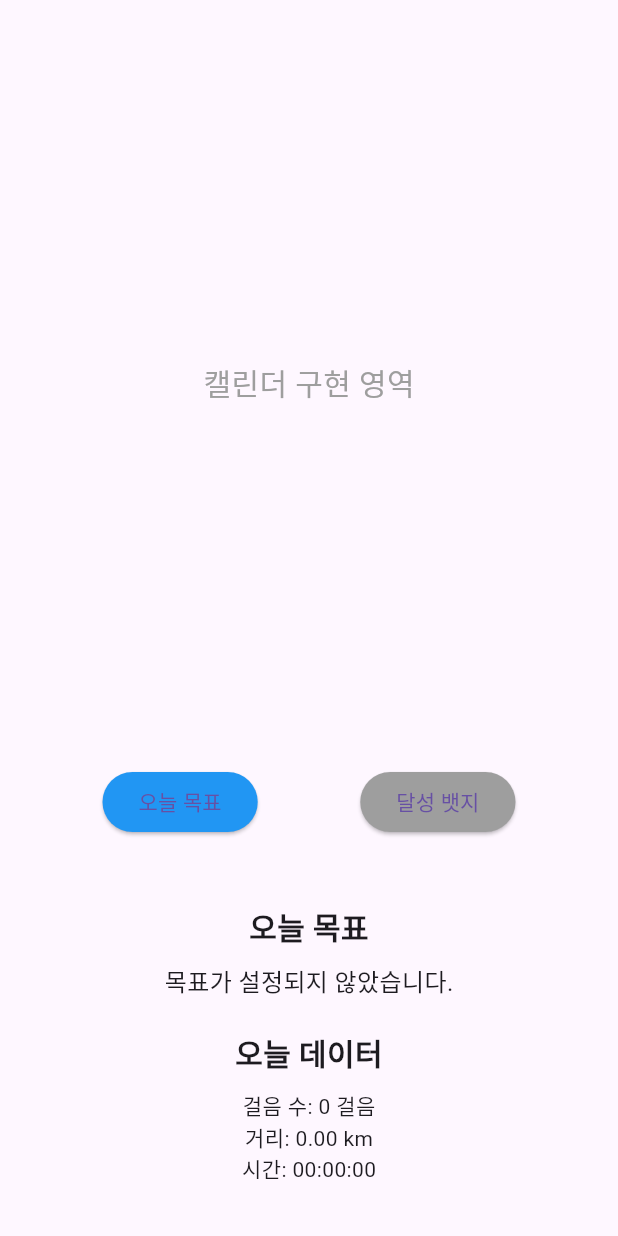
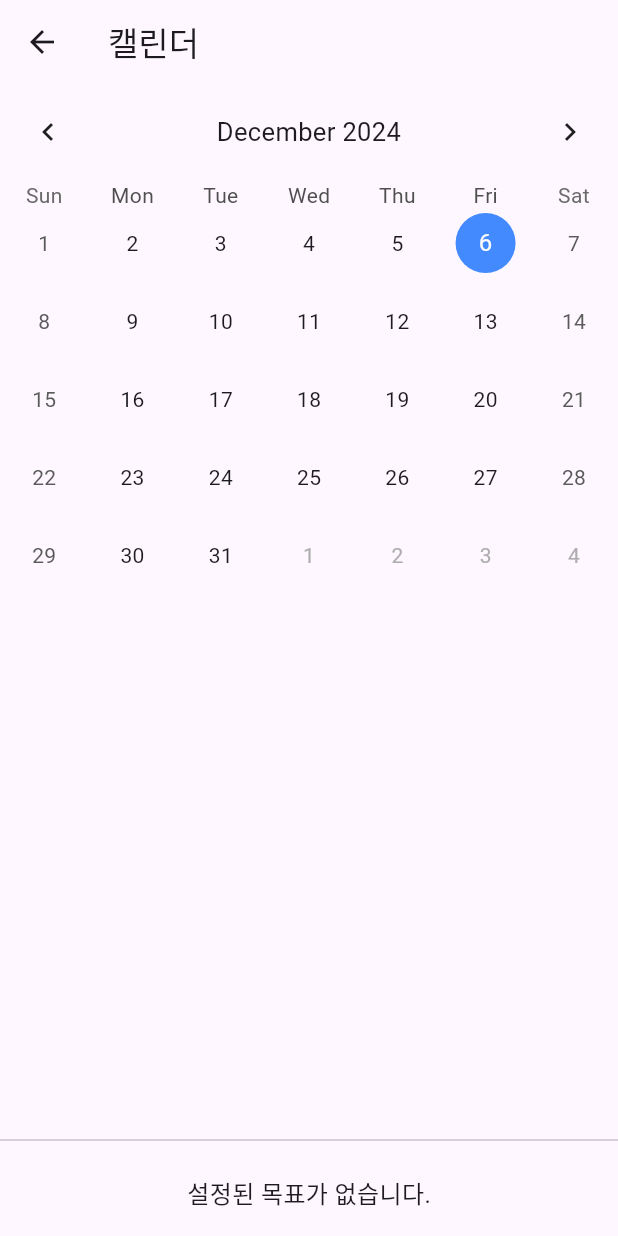
Before and after one commit to janghjun/smu_final_flutter, a Flutter app: the CalendarScreen screen opened directly, on a phone screen of 412 x 824 dp. Run offline on Flutter 3.47's test engine with Material 3 defaults, Android fonts, the phone set to English and light mode, and no system bars; drawn by our look-alikes of table_calendar; our stand-ins replace font_awesome_flutter, geolocator, google_maps_flutter, image_picker, pedometer.

Commit message:
12.5 캘린더 수정

```diff
--- a/lib/screen/calendar_screen.dart
+++ b/lib/screen/calendar_screen.dart
@@ -1,7 +1,8 @@
 import 'package:flutter/material.dart';
+import 'package:table_calendar/table_calendar.dart';
 
 class CalendarScreen extends StatefulWidget {
-  final Map<DateTime, String> runningGoals;
+  final Map<DateTime, List<String>> runningGoals;
   final Function(DateTime, String) onGoalSet;
 
   const CalendarScreen({
@@ -11,140 +12,107 @@ class CalendarScreen extends StatefulWidget {
   }) : super(key: key);
 
   @override
-  State<CalendarScreen> createState() => _CalendarScreenState();
+  _CalendarScreenState createState() => _CalendarScreenState();
 }
 
 class _CalendarScreenState extends State<CalendarScreen> {
-  bool _showTodayGoal = true;
+  DateTime _focusedDay = DateTime.now();
+  DateTime? _selectedDay;
+  final TextEditingController _goalController = TextEditingController();
 
-  // 홈 화면에서 전달받은 데이터
-  final Map<String, dynamic> _todayData = {
-    "steps": 0,
-    "distance": 0.0,
-    "time": "00:00:00",
-  };
+  @override
+  void dispose() {
+    _goalController.dispose();
+    super.dispose();
+  }
 
-  // 뱃지 데이터 예시
-  final List<String> _achievedBadges = ["10,000 Steps Badge", "5km Badge"];
-  final List<String> _inProgressBadges = ["20,000 Steps Badge", "10km Badge"];
-  final List<String> _inactiveBadges = ["Marathon Badge"];
-
-  // 오늘 목표 및 뱃지 화면 전환
-  void _toggleView(bool showTodayGoal) {
-    setState(() {
-      _showTodayGoal = showTodayGoal;
-    });
+  void _setRunningGoal(DateTime date) {
+    showDialog(
+      context: context,
+      builder: (context) => AlertDialog(
+        title: const Text('러닝 목표 설정'),
+        content: TextField(
+          controller: _goalController,
+          decoration: const InputDecoration(hintText: '러닝 목표를 입력하세요'),
+        ),
+        actions: [
+          TextButton(
+            onPressed: () => Navigator.pop(context),
+            child: const Text('취소'),
+          ),
+          TextButton(
+            onPressed: () {
+              if (_goalController.text.isNotEmpty) {
+                widget.onGoalSet(date, _goalController.text);
+                _goalController.clear();
+                Navigator.pop(context);
+              }
+            },
+            child: const Text('저장'),
+          ),
+        ],
+      ),
+    );
   }
 
   @override
   Widget build(BuildContext context) {
-    final today = DateTime.now();
-    final todayGoal = widget.runningGoals[today] ?? "목표가 설정되지 않았습니다.";
-
-    return Column(
-      children: [
-        // 캘린더와 하단 버튼 영역
-        Expanded(
-          flex: 4,
-          child: Center(
-            child: Text(
-              "캘린더 구현 영역",
-              style: TextStyle(fontSize: 20, color: Colors.grey),
+    return Scaffold(
+      appBar: AppBar(
+        title: const Text('캘린더'),
+      ),
+      body: Column(
+        children: [
+          Expanded(
+            child: TableCalendar(
+              firstDay: DateTime.utc(2020, 1, 1),
+              lastDay: DateTime.utc(2100, 12, 31),
+              focusedDay: _focusedDay,
+              selectedDayPredicate: (day) => isSameDay(_selectedDay, day),
+              onDaySelected: (selectedDay, focusedDay) {
+                setState(() {
+                  _selectedDay = selectedDay;
+                  _focusedDay = focusedDay;
+                });
+                _setRunningGoal(selectedDay);
+              },
+              calendarStyle: const CalendarStyle(
+                todayDecoration: BoxDecoration(
+                  color: Colors.blueAccent,
+                  shape: BoxShape.circle,
+                ),
+                selectedDecoration: BoxDecoration(
+                  color: Colors.amber,
+                  shape: BoxShape.circle,
+                ),
+              ),
+              headerStyle: const HeaderStyle(
+                formatButtonVisible: false,
+                titleCentered: true,
+              ),
             ),
           ),
-        ),
-        // 버튼 영역
-        Row(
-          mainAxisAlignment: MainAxisAlignment.spaceEvenly,
-          children: [
-            ElevatedButton(
-              onPressed: () => _toggleView(true),
-              style: ElevatedButton.styleFrom(
-                backgroundColor: _showTodayGoal ? Colors.blue : Colors.grey,
+          const Divider(),
+          if (_selectedDay != null &&
+              widget.runningGoals[_selectedDay!] != null) ...[
+            Padding(
+              padding: const EdgeInsets.all(16.0),
+              child: Text(
+                '목표 (${_selectedDay!.toLocal()}):\n${widget.runningGoals[_selectedDay!]!.join(", ")}',
+                style: const TextStyle(fontSize: 16, fontWeight: FontWeight.bold),
               ),
-              child: const Text("오늘 목표"),
             ),
-            ElevatedButton(
-              onPressed: () => _toggleView(false),
-              style: ElevatedButton.styleFrom(
-                backgroundColor: !_showTodayGoal ? Colors.blue : Colors.grey,
+          ] else ...[
+            const Padding(
+              padding: EdgeInsets.all(16.0),
+              child: Text(
+                '설정된 목표가 없습니다.',
+                style: TextStyle(fontSize: 16),
               ),
-              child: const Text("달성 뱃지"),
             ),
           ],
-        ),
-        const SizedBox(height: 10),
-        // 오늘 목표 또는 뱃지 정보 표시
-        Expanded(
-          flex: 2,
-          child: _showTodayGoal
-              ? _buildTodayGoalView(todayGoal)
-              : _buildBadgeView(),
-        ),
-      ],
-    );
-  }
-
-  // 오늘 목표 화면
-  Widget _buildTodayGoalView(String todayGoal) {
-    return Column(
-      mainAxisAlignment: MainAxisAlignment.center,
-      children: [
-        Text(
-          "오늘 목표",
-          style: const TextStyle(fontSize: 20, fontWeight: FontWeight.bold),
-        ),
-        const SizedBox(height: 10),
-        Text(
-          todayGoal,
-          style: const TextStyle(fontSize: 16),
-        ),
-        const SizedBox(height: 20),
-        Text(
-          "오늘 데이터",
-          style: const TextStyle(fontSize: 20, fontWeight: FontWeight.bold),
-        ),
-        const SizedBox(height: 10),
-        Text("걸음 수: ${_todayData['steps']} 걸음"),
-        Text("거리: ${_todayData['distance'].toStringAsFixed(2)} km"),
-        Text("시간: ${_todayData['time']}"),
-      ],
-    );
-  }
-
-  // 뱃지 화면
-  Widget _buildBadgeView() {
-    return Column(
-      mainAxisAlignment: MainAxisAlignment.start,
-      crossAxisAlignment: CrossAxisAlignment.start,
-      children: [
-        const Text(
-          "달성한 뱃지",
-          style: TextStyle(fontSize: 18, fontWeight: FontWeight.bold),
-        ),
-        ..._achievedBadges.map((badge) => ListTile(
-          leading: const Icon(Icons.star, color: Colors.amber),
-          title: Text(badge),
-        )),
-        const Divider(),
-        const Text(
-          "진행 중인 뱃지",
-          style: TextStyle(fontSize: 18, fontWeight: FontWeight.bold),
-        ),
-        ..._inProgressBadges.map((badge) => ListTile(
-          leading: const Icon(Icons.star_half, color: Colors.blue),
-          title: Text(badge),
-        )),
-        const Divider(),
-        const Text(
-          "진행하지 않는 뱃지",
-          style: TextStyle(fontSize: 18, fontWeight: FontWeight.bold),
-        ),
-        ..._inactiveBadges.map((badge) => ListTile(
-          leading: const Icon(Icons.star_outline, color: Colors.grey),
-          title: Text(badge),
-        )),
-      ],
+        ],
+      ),
     );
   }
 }
```
